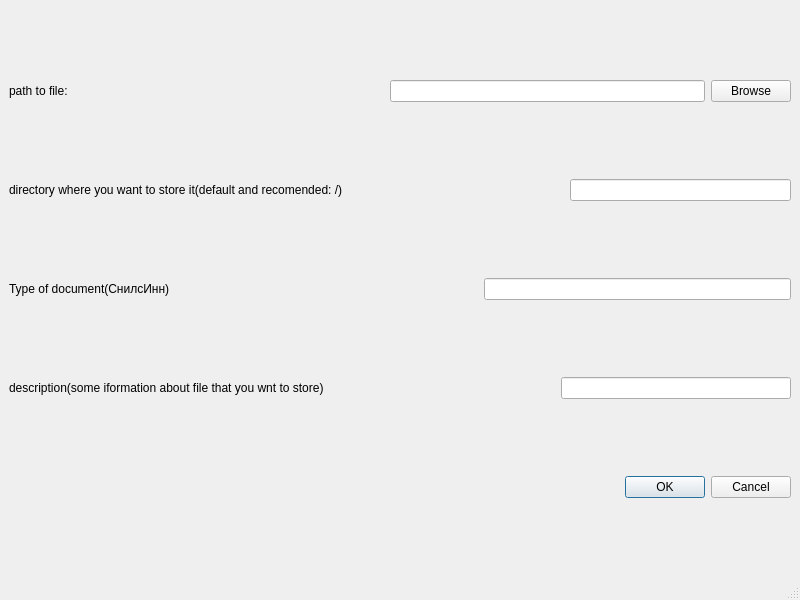
Above: surce/browse_page.ui from s21dlemanskiy/djarvis_project before the change. Below: the same form after it.
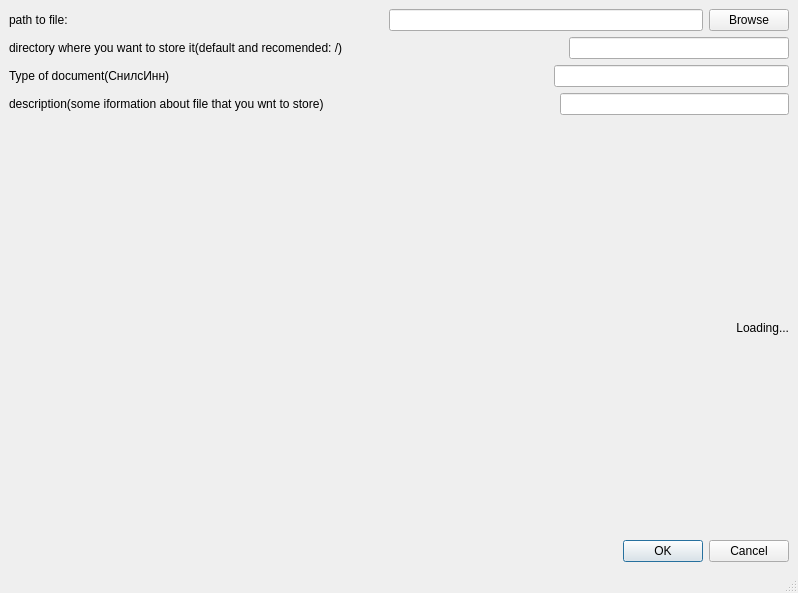
That is the form after the change.

What changed in the file:
```diff
--- a/surce/browse_page.ui
+++ b/surce/browse_page.ui
@@ -6,8 +6,8 @@
    <rect>
     <x>0</x>
     <y>0</y>
-    <width>800</width>
-    <height>600</height>
+    <width>798</width>
+    <height>593</height>
    </rect>
   </property>
   <property name="windowTitle">
@@ -81,7 +81,7 @@
       <item>
        <widget class="QLabel" name="label_3">
         <property name="text">
-         <string>Type of document(СнилсИнн)</string>
+         <string>Type of document(СнилсИнн)                                           </string>
         </property>
        </widget>
       </item>
@@ -130,6 +130,34 @@
       </item>
      </layout>
     </item>
+    <item>
+     <widget class="QLabel" name="label_5">
+      <property name="sizePolicy">
+       <sizepolicy hsizetype="Preferred" vsizetype="Minimum">
+        <horstretch>0</horstretch>
+        <verstretch>0</verstretch>
+       </sizepolicy>
+      </property>
+      <property name="minimumSize">
+       <size>
+        <width>0</width>
+        <height>0</height>
+       </size>
+      </property>
+      <property name="maximumSize">
+       <size>
+        <width>16777215</width>
+        <height>16777215</height>
+       </size>
+      </property>
+      <property name="text">
+       <string>Loading...</string>
+      </property>
+      <property name="alignment">
+       <set>Qt::AlignRight|Qt::AlignTrailing|Qt::AlignVCenter</set>
+      </property>
+     </widget>
+    </item>
     <item>
      <widget class="QDialogButtonBox" name="buttonBox">
       <property name="standardButtons">
```
Left out of the diff: 2 changed lines with no effect on the pictures.
